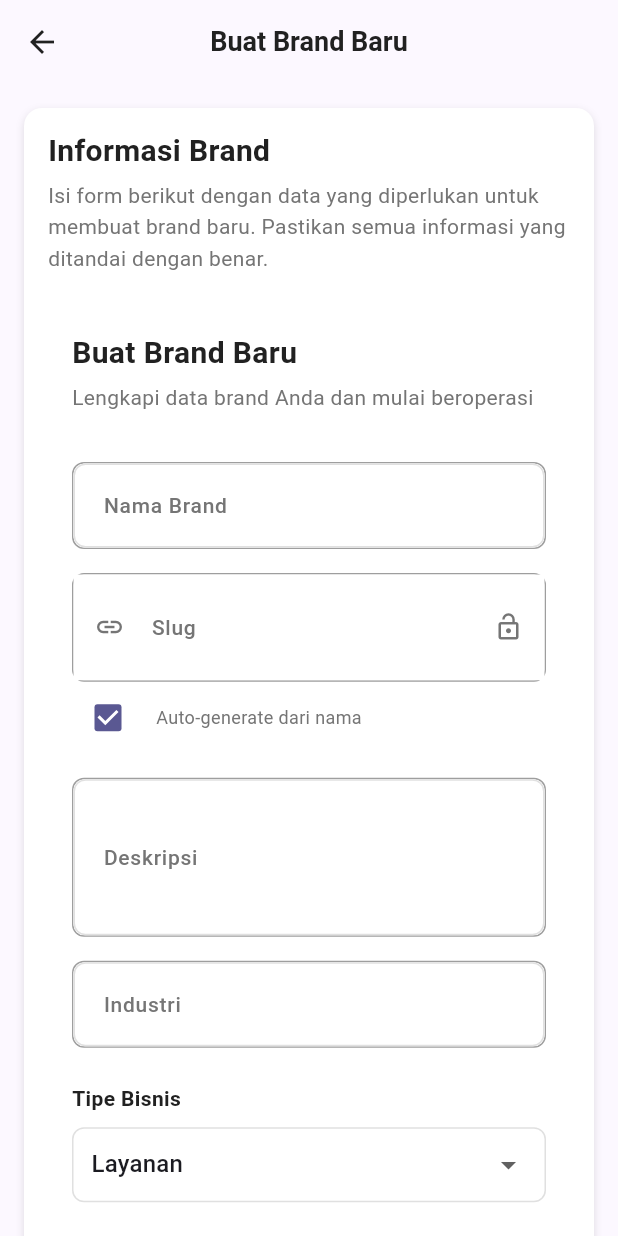
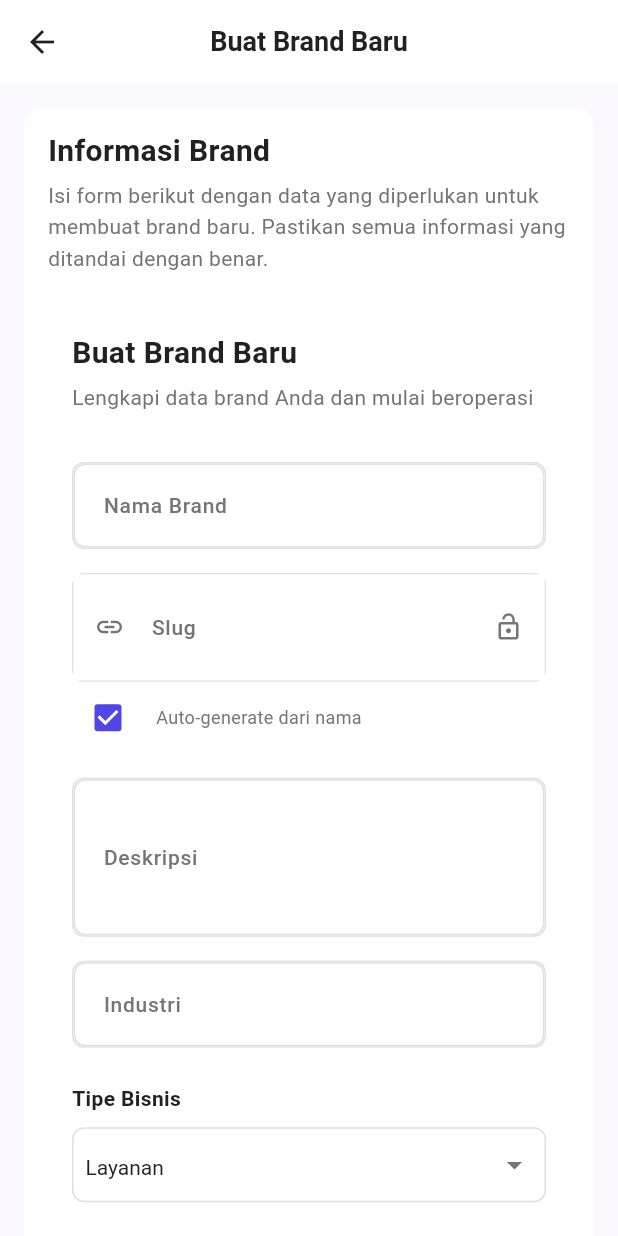
Before and after one commit to ajianaz/usago-flutter, a Flutter app: the CreateBrandView screen opened directly, on a phone screen of 412 x 824 dp. Run offline on Flutter 3.47's test engine with Material 3 defaults, Android fonts, the phone set to English and light mode, and no system bars; our stand-ins replace auto_route, dio, equatable, flutter_bloc, font_awesome_flutter, fpdart and 4 more; accounts and stored records are empty; generated files the repository leaves out were written again; network calls fail.

Commit message:
feat (brand) : fix form create brand page theme

```diff
--- a/lib/features/brand/presentation/pages/create_brand_page.dart
+++ b/lib/features/brand/presentation/pages/create_brand_page.dart
@@ -79,7 +79,7 @@ class _CreateBrandViewState extends State<CreateBrandView> {
           ),
         ),
         centerTitle: true,
-        backgroundColor: Colors.transparent,
+        backgroundColor: AppColors.surface,
         elevation: 0,
         leading: IconButton(
           icon: const Icon(
@@ -164,7 +164,7 @@ class _CreateBrandViewState extends State<CreateBrandView> {
                 borderRadius: BorderRadius.circular(UIConstants.borderRadiusLarge),
                 boxShadow: [
                   BoxShadow(
-                    color: Colors.black12,
+                    color: AppColors.border.withValues(alpha: 0.12),
                     blurRadius: UIConstants.elevationCard,
                     offset: const Offset(0, 2),
                   ),
--- a/lib/features/brand/presentation/widgets/create_brand_form.dart
+++ b/lib/features/brand/presentation/widgets/create_brand_form.dart
@@ -183,7 +183,7 @@ class _CreateBrandFormState extends State<CreateBrandForm> {
             // Header
             Container(
               width: double.infinity,
-              padding: EdgeInsets.all(isMobile ? 16.0 : 24.0),
+              padding: EdgeInsets.all(isMobile ? AppSpacing.md : AppSpacing.lg),
               child: Column(
                 crossAxisAlignment: CrossAxisAlignment.start,
                 children: [
@@ -211,7 +211,7 @@ class _CreateBrandFormState extends State<CreateBrandForm> {
             // Form Fields
             Container(
               child: SingleChildScrollView(
-                padding: EdgeInsets.symmetric(horizontal: isMobile ? 16.0 : 24.0),
+                padding: EdgeInsets.symmetric(horizontal: isMobile ? AppSpacing.md : AppSpacing.lg),
                 child: Column(
                   crossAxisAlignment: CrossAxisAlignment.start,
                   children: [
@@ -299,6 +299,13 @@ class _CreateBrandFormState extends State<CreateBrandForm> {
                                 _generateSlug();
                               }
                             },
+                            fillColor: WidgetStateProperty.resolveWith((states) {
+                              if (states.contains(WidgetState.selected)) {
+                                return AppColors.primary;
+                              }
+                              return AppColors.border;
+                            }),
+                            checkColor: AppColors.onPrimary,
                           ),
                           const SizedBox(width: 8),
                           Expanded(
@@ -358,16 +365,19 @@ class _CreateBrandFormState extends State<CreateBrandForm> {
                     SizedBox(height: AppSpacing.sm),
                     Container(
                       width: double.infinity,
-                      padding: const EdgeInsets.symmetric(horizontal: 12),
+                      padding: EdgeInsets.symmetric(horizontal: AppSpacing.sm),
                       decoration: BoxDecoration(
-                        borderRadius: BorderRadius.circular(8),
+                        borderRadius: AppSpacing.radiusSm,
                         border: Border.all(color: AppColors.border),
                       ),
                       child: DropdownButtonHideUnderline(
                         items: _businessTypes.map((type) {
                           return DropdownMenuItem<String>(
                             value: type['value'],
-                            child: Text(type['label']!),
+                            child: Text(
+                              type['label']!,
+                              style: AppTextStyles.bodyMedium,
+                            ),
                           );
                         }).toList(),
                         value: _selectedBusinessType,
@@ -391,16 +401,19 @@ class _CreateBrandFormState extends State<CreateBrandForm> {
                     SizedBox(height: AppSpacing.sm),
                     Container(
                       width: double.infinity,
-                      padding: const EdgeInsets.symmetric(horizontal: 12),
+                      padding: EdgeInsets.symmetric(horizontal: AppSpacing.sm),
                       decoration: BoxDecoration(
-                        borderRadius: BorderRadius.circular(8),
+                        borderRadius: AppSpacing.radiusSm,
                         border: Border.all(color: AppColors.border),
                       ),
                       child: DropdownButtonHideUnderline(
                         items: _timezones.map((timezone) {
                           return DropdownMenuItem<String>(
                             value: timezone['value'],
-                            child: Text(timezone['label']!),
+                            child: Text(
+                              timezone['label']!,
+                              style: AppTextStyles.bodyMedium,
+                            ),
                           );
                         }).toList(),
                         value: _selectedTimezone,
@@ -424,16 +437,19 @@ class _CreateBrandFormState extends State<CreateBrandForm> {
                     SizedBox(height: AppSpacing.sm),
                     Container(
                       width: double.infinity,
-                      padding: const EdgeInsets.symmetric(horizontal: 12),
+                      padding: EdgeInsets.symmetric(horizontal: AppSpacing.sm),
                       decoration: BoxDecoration(
-                        borderRadius: BorderRadius.circular(8),
+                        borderRadius: AppSpacing.radiusSm,
                         border: Border.all(color: AppColors.border),
                       ),
                       child: DropdownButtonHideUnderline(
                         items: _currencies.map((currency) {
                           return DropdownMenuItem<String>(
                             value: currency['value'],
-                            child: Text(currency['label']!),
+                            child: Text(
+                              currency['label']!,
+                              style: AppTextStyles.bodyMedium,
+                            ),
                           );
                         }).toList(),
                         value: _selectedCurrency,
@@ -493,6 +509,12 @@ class DropdownButtonHideUnderline<T> extends StatelessWidget {
       items: items,
       underline: Container(),
       isExpanded: true,
+      style: AppTextStyles.bodyMedium,
+      dropdownColor: AppColors.surface,
+      icon: Icon(
+        Icons.arrow_drop_down,
+        color: AppColors.textSecondary,
+      ),
     );
   }
 }
--- a/lib/shared/widgets/animated_text_field.dart
+++ b/lib/shared/widgets/animated_text_field.dart
@@ -1,5 +1,8 @@
 import 'package:flutter/material.dart';
 import '../themes/animation_theme.dart';
+import '../themes/app_colors.dart';
+import '../themes/app_text_styles.dart';
+import '../themes/app_spacing.dart';
 import '../../core/constants/animation_constants.dart';
 
 /// Animated text field with focus animations and validation feedback
@@ -101,8 +104,8 @@ class _AnimatedTextFieldState extends State<AnimatedTextField>
     ));
 
     _borderColorAnimation = ColorTween(
-      begin: Colors.grey,
-      end: Colors.blue,
+      begin: AppColors.border,
+      end: AppColors.primary,
     ).animate(CurvedAnimation(
       parent: _animationController,
       curve: AnimationTheme.inputFocusCurve,
@@ -172,16 +175,16 @@ class _AnimatedTextFieldState extends State<AnimatedTextField>
             AnimatedContainer(
               duration: AnimationTheme.inputFocusDuration,
               decoration: BoxDecoration(
-                borderRadius: BorderRadius.circular(8.0),
+                borderRadius: AppSpacing.radiusSm,
                 border: Border.all(
                   color: _hasError
-                    ? Theme.of(context).colorScheme.error
-                    : _borderColorAnimation.value ?? Colors.grey,
+                    ? AppColors.error
+                    : _borderColorAnimation.value ?? AppColors.border,
                   width: _borderWidthAnimation.value,
                 ),
                 boxShadow: _focusNode.hasFocus ? [
                   BoxShadow(
-                    color: (Theme.of(context).colorScheme.primary).withOpacity(0.2),
+                    color: AppColors.primary.withValues(alpha: 0.2),
                     blurRadius: 8 * _focusAnimation.value,
                     offset: Offset(0, 2 * _focusAnimation.value),
                   ),
@@ -221,7 +224,7 @@ class _AnimatedTextFieldState extends State<AnimatedTextField>
             if (_hasError)
               AnimatedContainer(
                 duration: AnimationConstants.fastDuration,
-                margin: const EdgeInsets.only(top: 4.0),
+                margin: EdgeInsets.only(top: AppSpacing.xs),
                 // Wrap in a flexible container to prevent overflow
                 child: Row(
                   children: [
@@ -230,10 +233,7 @@ class _AnimatedTextFieldState extends State<AnimatedTextField>
                         offset: Offset((_shakeAnimation.value - 0.5) * 10, 0),  // Center the shake and scale it
                         child: Text(
                           _errorMessage ?? '',
-                          style: TextStyle(
-                            color: Theme.of(context).colorScheme.error,
-                            fontSize: 12,
-                          ),
+                          style: AppTextStyles.error,
                           overflow: TextOverflow.visible,  // Handle text overflow gracefully
                           maxLines: 2,  // Limit lines to prevent excessive height
                         ),
```
